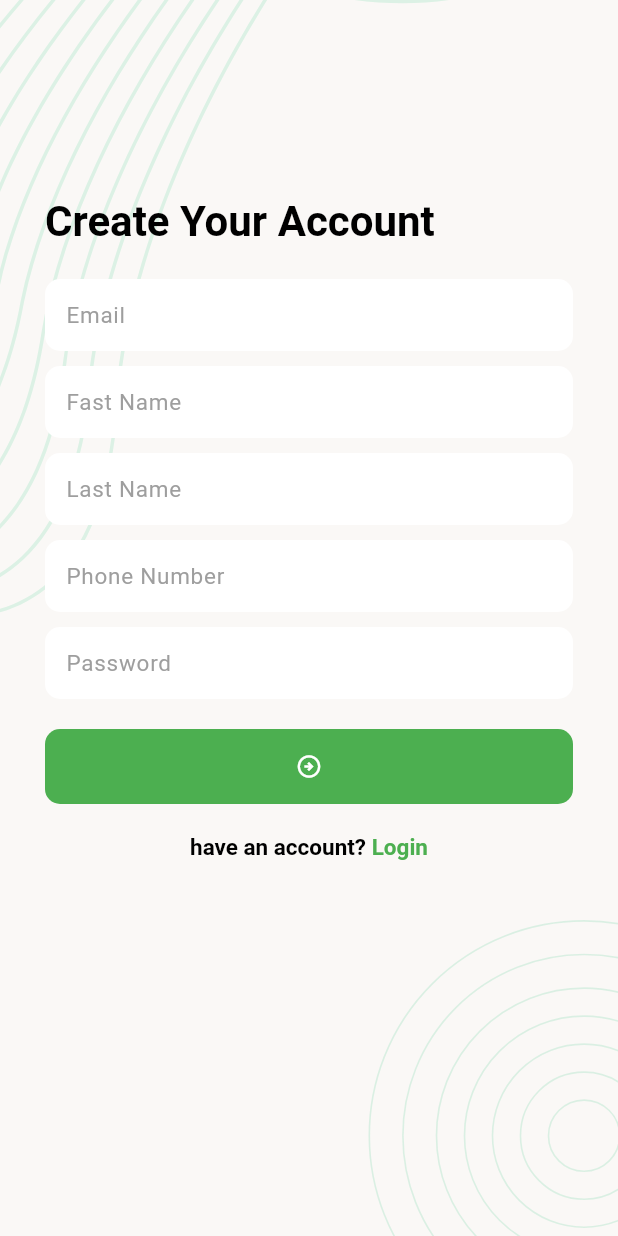
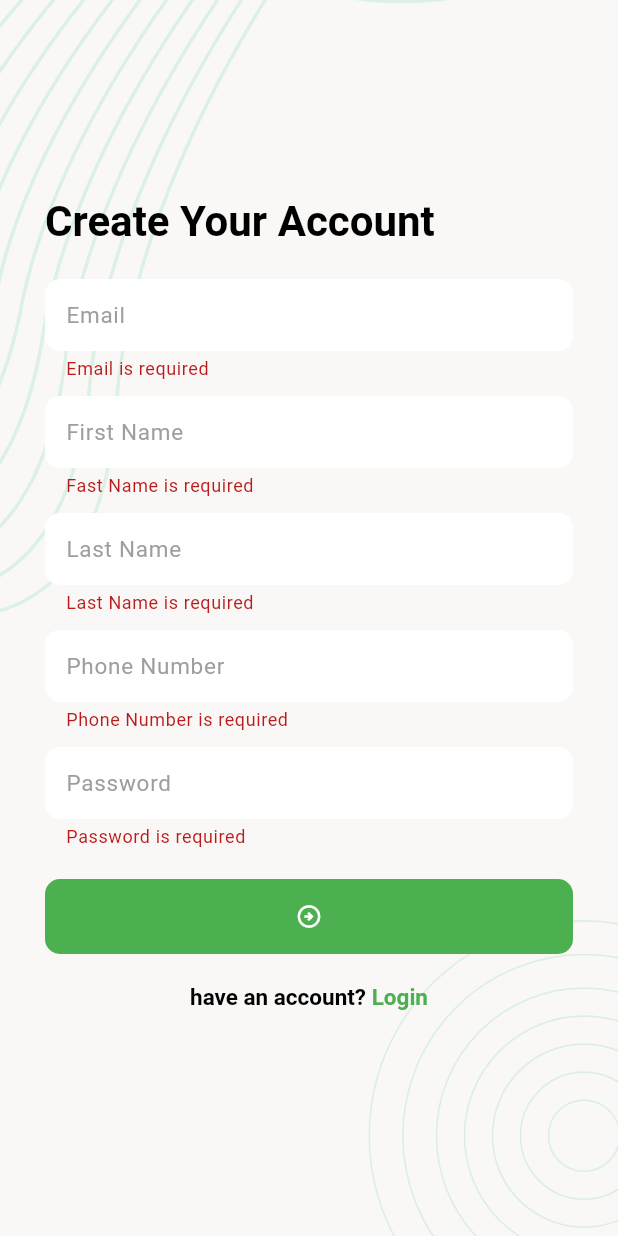
Before and after one commit to rifat-16/task_manager, a Flutter app: the SingupScreen screen opened directly, after a tap on the "arrow circle right" icon, on a phone screen of 412 x 824 dp. Run offline on Flutter 3.47's test engine with Material 3 defaults, Android fonts, the phone set to English and light mode, and no system bars; our stand-ins replace flutter_svg, logger, pin_code_fields.

```diff
--- /dev/null
+++ b/lib/data/utils/urls.dart
@@ -0,0 +1,5 @@
+class Urls{
+  static const String _baseUrl = 'http://35.73.30.144:2005/api/v1';
+  static const String registrationUrl = '$_baseUrl/Registration';
+  static const String loginUrl = '$_baseUrl/Login';
+}
--- a/lib/ui/screens/singup_screen.dart
+++ b/lib/ui/screens/sing_up_screen.dart
@@ -1,9 +1,12 @@
 
 import 'package:flutter/gestures.dart';
 import 'package:flutter/material.dart';
+import 'package:task_manger/data/services/api_caller.dart';
+import 'package:task_manger/data/utils/urls.dart';
+import 'package:task_manger/ui/widgets/snack_bar_message.dart';
 
+import '../widgets/centered_progress_indicator.dart';
 import '../widgets/screen_background.dart';
-import 'login_screen.dart';
 
 class SingupScreen extends StatefulWidget {
   const SingupScreen({super.key});
@@ -16,9 +19,11 @@ class _SingupScreenState extends State<SingupScreen> {
   final _formKey = GlobalKey<FormState>();
   final _emailTEController = TextEditingController();
   final _passwordTEController = TextEditingController();
-  final _fastNameTEController = TextEditingController();
+  final _firstNameTEController = TextEditingController();
   final _lastNameTEController = TextEditingController();
   final _phoneNumberTEController = TextEditingController();
+
+  bool _singUpInProgress = false;
 
   @override
   Widget build(BuildContext context) {
@@ -40,33 +45,70 @@ class _SingupScreenState extends State<SingupScreen> {
                   SizedBox(height: 20),
                   TextFormField(
                       controller: _emailTEController,
-                      decoration: InputDecoration(hintText: 'Email')
+                      decoration: InputDecoration(hintText: 'Email'),
+                      validator: (value){
+                        if(value == null || value.isEmpty || !value.contains('@gmail.com') ){
+                          return 'Email is required';
+                        }
+                        return null;
+                      }
+
                   ),
                   SizedBox(height: 10),
                   TextFormField(
-                    controller: _fastNameTEController,
-                    decoration: InputDecoration(hintText: 'Fast Name'),
+                    controller: _firstNameTEController,
+                    decoration: InputDecoration(hintText: 'First Name'),
+                    validator: (value){
+                      if(value?.trim().isEmpty ?? true){
+                        return 'Fast Name is required';
+                      }
+                      return null;
+                    },
+
                   ),
                   SizedBox(height: 10),
                   TextFormField(
                     controller: _lastNameTEController,
                     decoration: InputDecoration(hintText: 'Last Name'),
+                    validator: (value){
+                      if(value?.trim().isEmpty ?? true){
+                        return 'Last Name is required';
+                      }
+                      return null;
+                    },
                   ),
                   SizedBox(height: 10),
                   TextFormField(
                     controller: _phoneNumberTEController,
+                    keyboardType: TextInputType.number,
                     decoration: InputDecoration(hintText: 'Phone Number'),
+                    validator: (value){
+                      if(value?.trim().isEmpty ?? true){
+                        return 'Phone Number is required';
+                      }
+                      return null;
+                    },
                   ),
                   SizedBox(height: 10),
                   TextFormField(
                       controller: _passwordTEController,
                       obscureText: true,
-                      decoration: InputDecoration(hintText: 'Password')
+                      decoration: InputDecoration(hintText: 'Password'),
+                      validator: (value){
+                        if(value == null || value.isEmpty || value.length < 6){
+                          return 'Password is required';
+                        }
+                        return null;
+                      }
                   ),
                   SizedBox(height: 20),
-                  FilledButton(
-                    onPressed: _onTabFilledButton,
-                    child: Icon(Icons.arrow_circle_right_outlined),
+                  Visibility(
+                    visible: _singUpInProgress == false,
+                    replacement: CenteredProgressIndicator(),
+                    child: FilledButton(
+                      onPressed: _onTabFilledButton,
+                      child: Icon(Icons.arrow_circle_right_outlined),
+                    ),
                   ),
                   SizedBox(height: 20),
                   Center(
@@ -97,21 +139,57 @@ class _SingupScreenState extends State<SingupScreen> {
       ),
     );
   }
-  void _onTabFilledButton(){}
+  void _onTabFilledButton(){
+    if(_formKey.currentState!.validate()){
+      _signUp();
+    }
+  }
 
   void _opTabLoginTextButton() {
     Navigator.pop(context);
+  }
+
+  Future<void> _signUp() async {
+    setState(() {
+      _singUpInProgress = true;
+    });
+    Map<String, dynamic> body = {
+      "email":_emailTEController.text,
+      "firstName":_firstNameTEController.text,
+      "lastName":_lastNameTEController.text,
+      "mobile":_phoneNumberTEController.text,
+      "password":_passwordTEController.text,
+    };
+    final ApiResponse response = await ApiCaller.postRequest(
+      url: Urls.registrationUrl,
+      body: body,
+    );
+    setState(() {
+      _singUpInProgress = false;
+    });
+    if(response.isSuccess){
+      _clearTextFields();
+      showSnackBarMessage(context, 'Registration Success' , false);
+    }else{
+      showSnackBarMessage(context, response.errorMessage! , true);
+    }
+  }
+
+  void _clearTextFields(){
+    _emailTEController.clear();
+    _passwordTEController.clear();
+    _firstNameTEController.clear();
+    _lastNameTEController.clear();
+    _phoneNumberTEController.clear();
   }
 
   @override
   void dispose() {
     _emailTEController.dispose();
     _passwordTEController.dispose();
-    _fastNameTEController.dispose();
+    _firstNameTEController.dispose();
     _lastNameTEController.dispose();
     _phoneNumberTEController.dispose();
     super.dispose();
   }
-
-
 }
--- a/pubspec.yaml
+++ b/pubspec.yaml
@@ -15,6 +15,8 @@ dependencies:
   cupertino_icons: ^1.0.8
   flutter_svg: ^2.2.1
   pin_code_fields: ^8.0.1
+  logger: ^2.6.1
+  http: ^1.5.0
 
 dev_dependencies:
   flutter_test:
```
Also changed, not shown: lib/data/services/api_caller.dart (added, +105 -0 lines), lib/ui/screens/login_screen.dart (+51 -2 lines), lib/ui/widgets/centered_progress_indicator.dart (added, +12 -0 lines), lib/ui/widgets/snack_bar_message.dart (added, +12 -0 lines), pubspec.lock.
